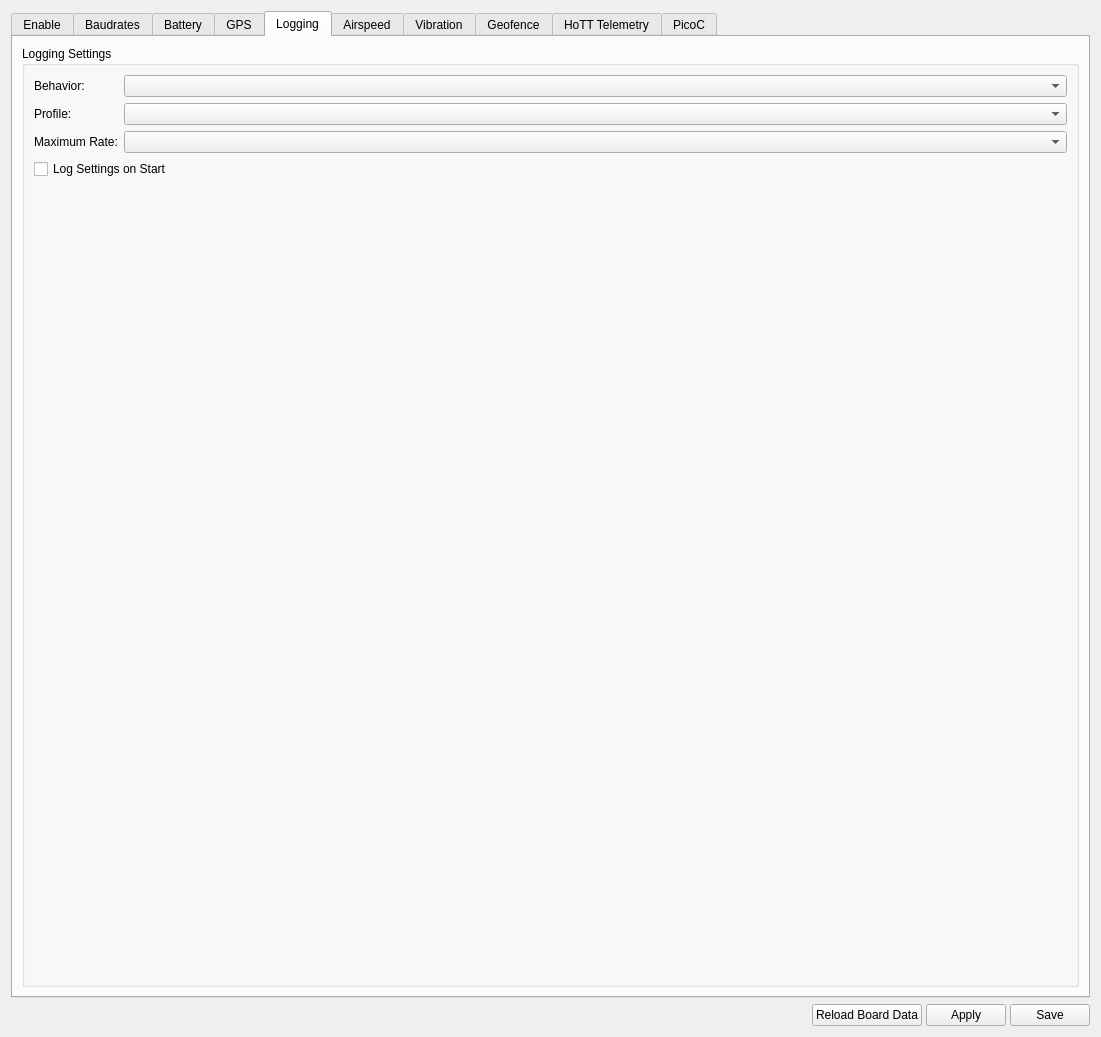
Before: the Qt Designer form ground/gcs/src/plugins/config/modules.ui in d-ronin/dRonin, drawn with Qt 5.
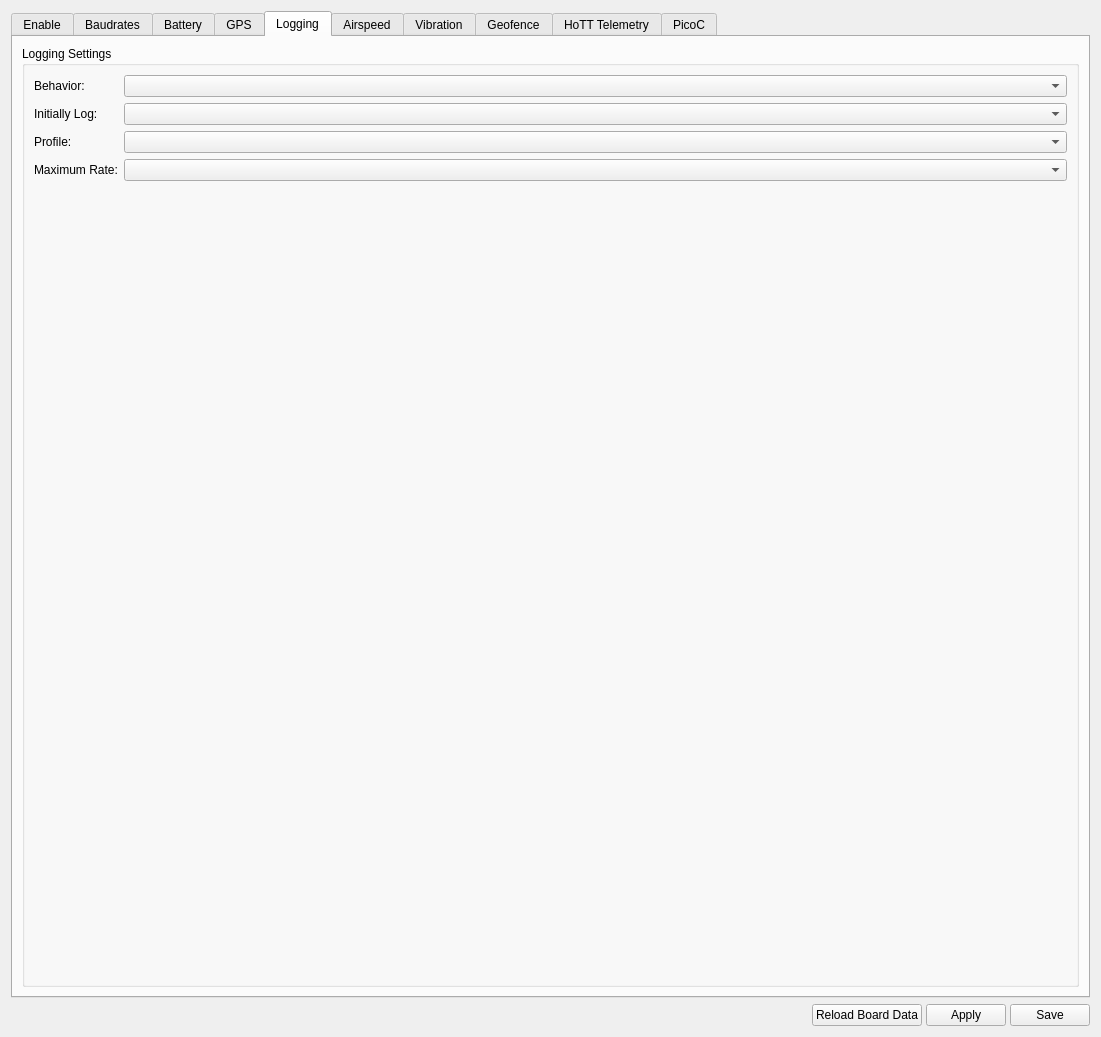
After: the same form once the commit is applied. The open tabs and pages were chosen to show the change. Icons and pictures are not drawn. Custom widgets are drawn as their Qt base class.

Commit message: GCS:Modules: Fix logging UI from #1165

Patch:
```diff
--- a/ground/gcs/src/plugins/config/modules.ui
+++ b/ground/gcs/src/plugins/config/modules.ui
@@ -1329,30 +1329,13 @@
            </widget>
           </item>
           <item row="2" column="0">
-           <widget class="QLabel" name="lblMaxLogRate">
-            <property name="text">
-             <string>Maximum Rate:</string>
-            </property>
-           </widget>
-          </item>
-          <item row="2" column="1">
-           <widget class="QComboBox" name="cbMaxLogRate">
-            <property name="objrelation" stdset="0">
-             <stringlist>
-              <string>objname:LoggingSettings</string>
-              <string>fieldname:MaxLogRate</string>
-             </stringlist>
-            </property>
-           </widget>
-          </item>
-          <item row="1" column="0">
            <widget class="QLabel" name="lblLogProfile">
             <property name="text">
              <string>Profile:</string>
             </property>
            </widget>
           </item>
-          <item row="1" column="1">
+          <item row="2" column="1">
            <widget class="QComboBox" name="cbLogProfile">
             <property name="objrelation" stdset="0">
              <stringlist>
@@ -1362,11 +1345,15 @@
             </property>
            </widget>
           </item>
-          <item row="3" column="0" colspan="2">
-           <widget class="QCheckBox" name="cbxLogSettings">
+          <item row="3" column="0">
+           <widget class="QLabel" name="lblMaxLogRate">
             <property name="text">
-             <string>Log Settings on Start</string>
+             <string>Maximum Rate:</string>
             </property>
+           </widget>
+          </item>
+          <item row="3" column="1">
+           <widget class="QComboBox" name="cbMaxLogRate">
             <property name="objrelation" stdset="0">
              <stringlist>
               <string>objname:LoggingSettings</string>
@@ -1377,6 +1364,23 @@
             </property>
            </widget>
           </item>
+          <item row="1" column="1">
+           <widget class="QComboBox" name="cbxInitiallyLog">
+            <property name="objrelation" stdset="0">
+             <stringlist>
+              <string>objname:LoggingSettings</string>
+              <string>fieldname:InitiallyLog</string>
+             </stringlist>
+            </property>
+           </widget>
+          </item>
+          <item row="1" column="0">
+           <widget class="QLabel" name="lblInitiallyLog">
+            <property name="text">
+             <string>Initially Log:</string>
+            </property>
+           </widget>
+          </item>
          </layout>
         </widget>
        </item>
```
Left out of the diff: 6 changed lines with no effect on the pictures.
